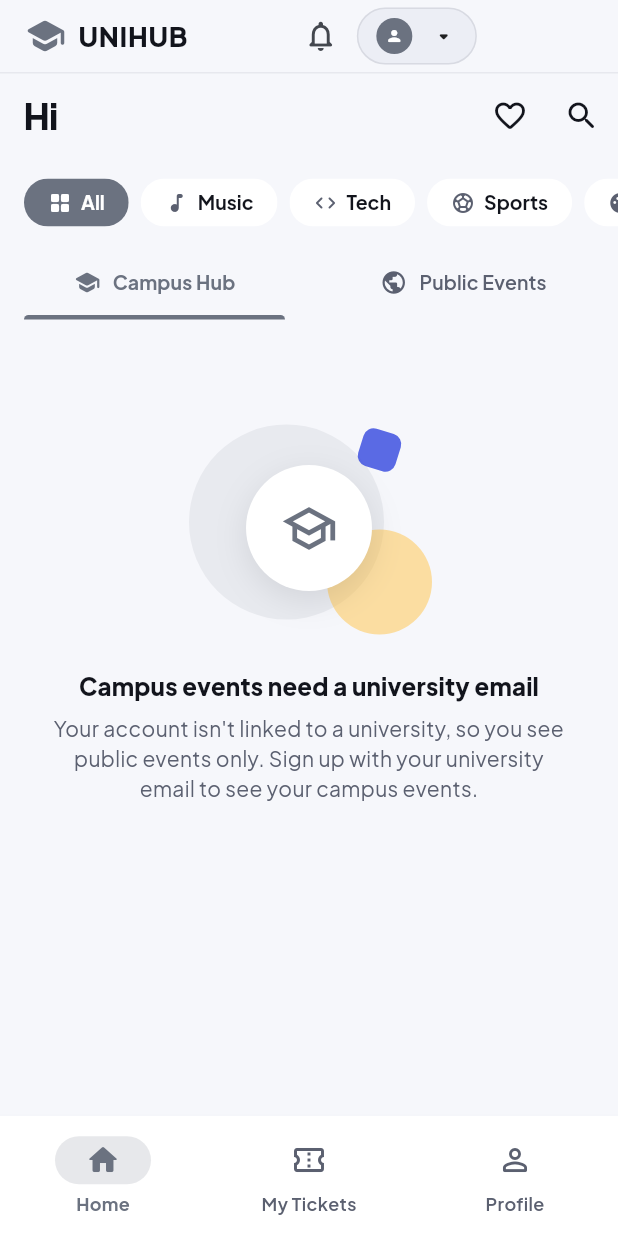
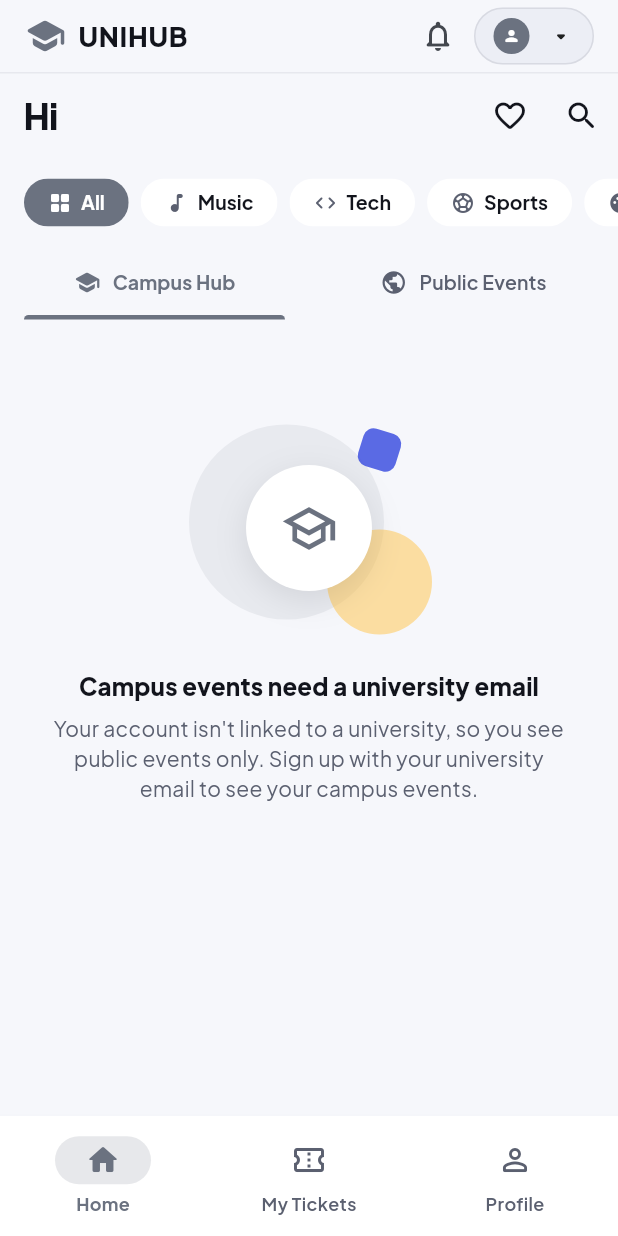
Before and after one commit to Rb3111-ship/UniHub-v0.2, a Flutter app: the screen it shows once a user with an empty profile is signed in, on a phone screen of 412 x 824 dp. Run offline on Flutter 3.47's test engine with Material 3 defaults, Android fonts, the phone set to English and light mode, and no system bars; our stand-ins replace file_picker, firebase_core, firebase_messaging, image_picker, qr_flutter, shared_preferences and 1 more; missing offline and left inert: add_2_calendar, mobile_scanner, screen_brightness; accounts and stored records are empty; network calls fail.

Commit message:
Keep the bell and account button at the right edge on wide screens
Co-Authored-By: Claude Opus 5.5 <noreply@anthropic.com>

```diff
--- a/lib/features/shell/presentation/shell_screen.dart
+++ b/lib/features/shell/presentation/shell_screen.dart
@@ -117,18 +117,26 @@ class _ShellScreenState extends State<ShellScreen> {
                     size: 28,
                   ),
                   const SizedBox(width: 8),
-                  Text(
-                    localizations.appTitle,
-                    style: const TextStyle(
-                      fontSize: 18,
-                      fontWeight: FontWeight.w800,
-                      letterSpacing: 0.5,
+                  Expanded(
+                    child: Text(
+                      localizations.appTitle,
+                      maxLines: 1,
+                      overflow: TextOverflow.ellipsis,
+                      style: const TextStyle(
+                        fontSize: 18,
+                        fontWeight: FontWeight.w800,
+                        letterSpacing: 0.5,
+                      ),
                     ),
                   ),
                   const SizedBox(width: 12),
-                  const Spacer(),
                   if (appState.usesBackend) const NotificationBell(),
-                  Flexible(flex: 3, child: _buildProfileSwitcher(context, appState)),
+                  // Capped width, so on wide screens the bell and account button stay
+                  // at the right edge (a Flexible share pushed them into the middle).
+                  ConstrainedBox(
+                    constraints: const BoxConstraints(maxWidth: 220),
+                    child: _buildProfileSwitcher(context, appState),
+                  ),
                 ],
               ),
             ),
```
